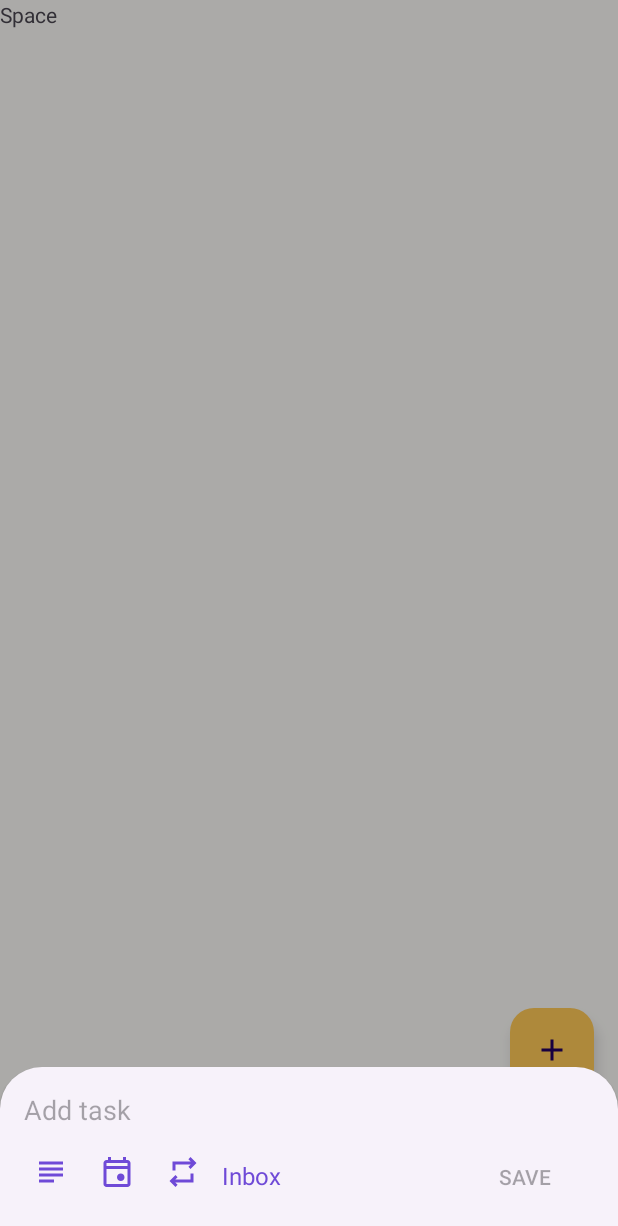
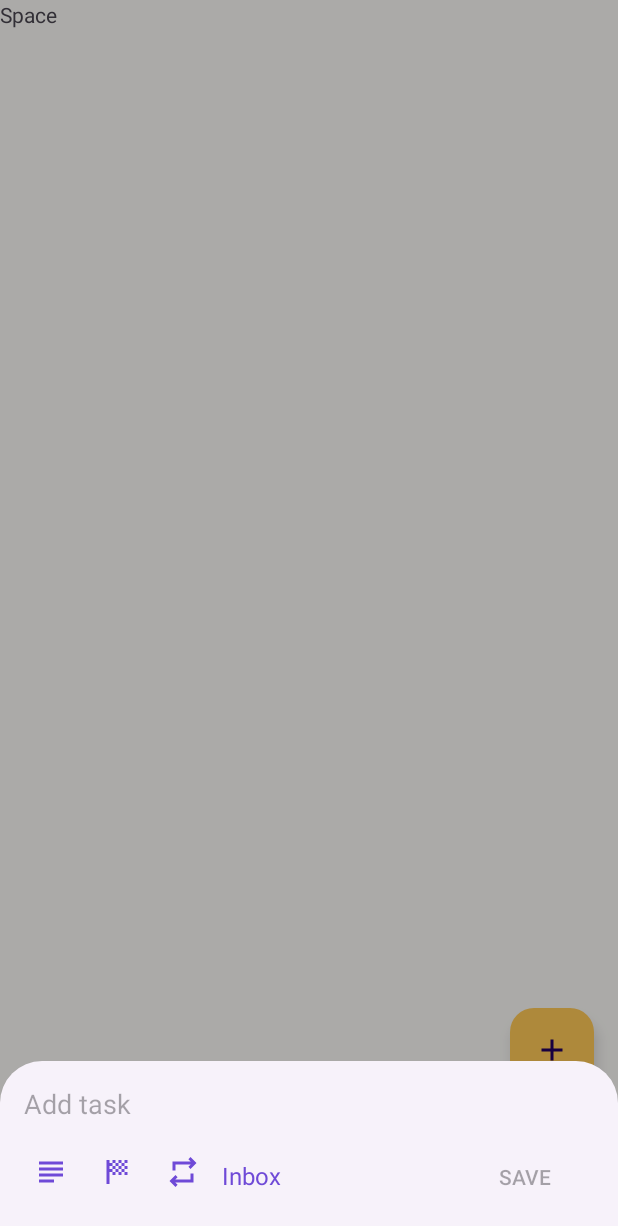
Before and after one commit to gsalvador209/LevelUP_Android, an Android app: the screen it shows after launch (MainActivity), after a tap on an icon or button, on a phone screen of 412 x 824 dp. Shown: the top 1226 px of the screen. Run offline under Robolectric (Android 15) with nearby library versions, the phone set to English and light mode, and no system bars; our stand-ins replace Room's generated code, navigation-ui.

Commit message:
ui: Added deadline icon and change description font size

```diff
--- /dev/null
+++ b/app/src/main/res/drawable/ic_sports_score.xml
@@ -0,0 +1,10 @@
+<vector xmlns:android="http://schemas.android.com/apk/res/android"
+    android:width="24dp"
+    android:height="24dp"
+    android:viewportWidth="960"
+    android:viewportHeight="960"
+    android:tint="?attr/colorControlNormal">
+  <path
+      android:fillColor="@android:color/white"
+      android:pathData="M360,240L440,240L440,160L360,160L360,240ZM520,240L520,160L600,160L600,240L520,240ZM360,560L360,480L440,480L440,560L360,560ZM680,400L680,320L760,320L760,400L680,400ZM680,560L680,480L760,480L760,560L680,560ZM520,560L520,480L600,480L600,560L520,560ZM680,240L680,160L760,160L760,240L680,240ZM440,320L440,240L520,240L520,320L440,320ZM200,800L200,160L280,160L280,240L360,240L360,320L280,320L280,400L360,400L360,480L280,480L280,800L200,800ZM600,480L600,400L680,400L680,480L600,480ZM440,480L440,400L520,400L520,480L440,480ZM360,400L360,320L440,320L440,400L360,400ZM520,400L520,320L600,320L600,400L520,400ZM600,320L600,240L680,240L680,320L600,320Z"/>
+</vector>
--- a/app/src/main/res/layout/bottom_sheet_add_task.xml
+++ b/app/src/main/res/layout/bottom_sheet_add_task.xml
@@ -33,7 +33,7 @@
 
     <View
         android:layout_width="match_parent"
-        android:layout_height="8dp"/>
+        android:layout_height="12dp"/>
 
     <LinearLayout
         android:layout_width="match_parent"
@@ -59,7 +59,7 @@
             android:layout_width="36dp"
             android:layout_height="36dp"
             android:layout_marginTop="3dp"
-            android:src="@drawable/ic_event"
+            android:src="@drawable/ic_sports_score"
             android:background="?attr/selectableItemBackgroundBorderless"
             android:layout_marginStart="8dp"/>
 
```
